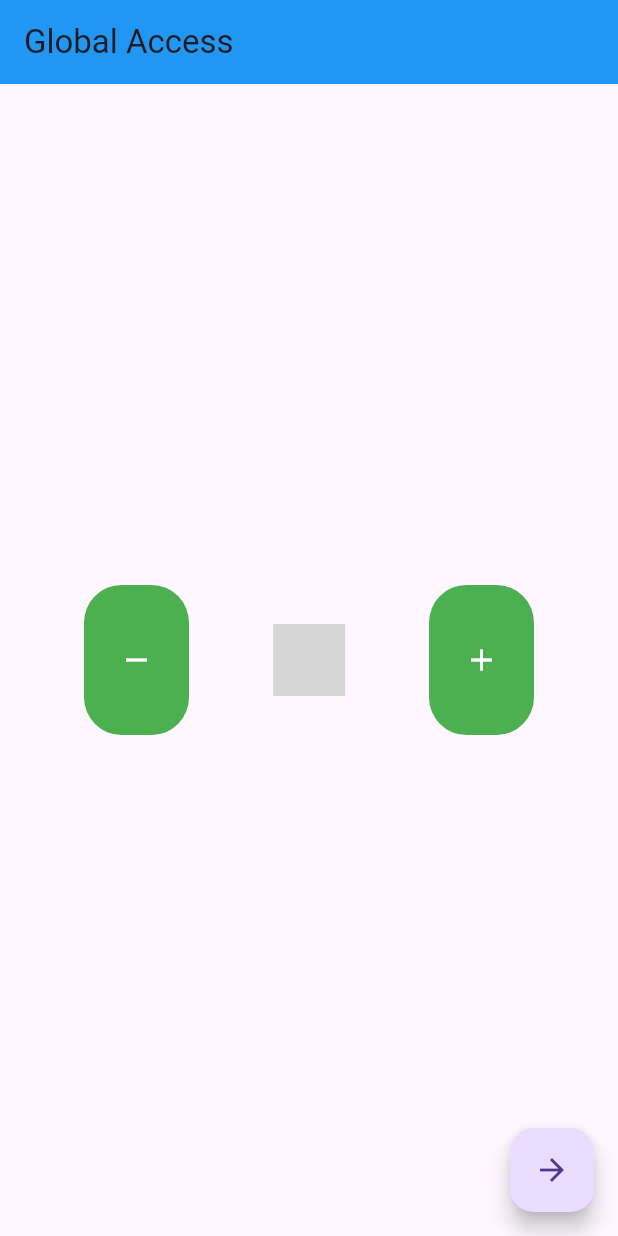
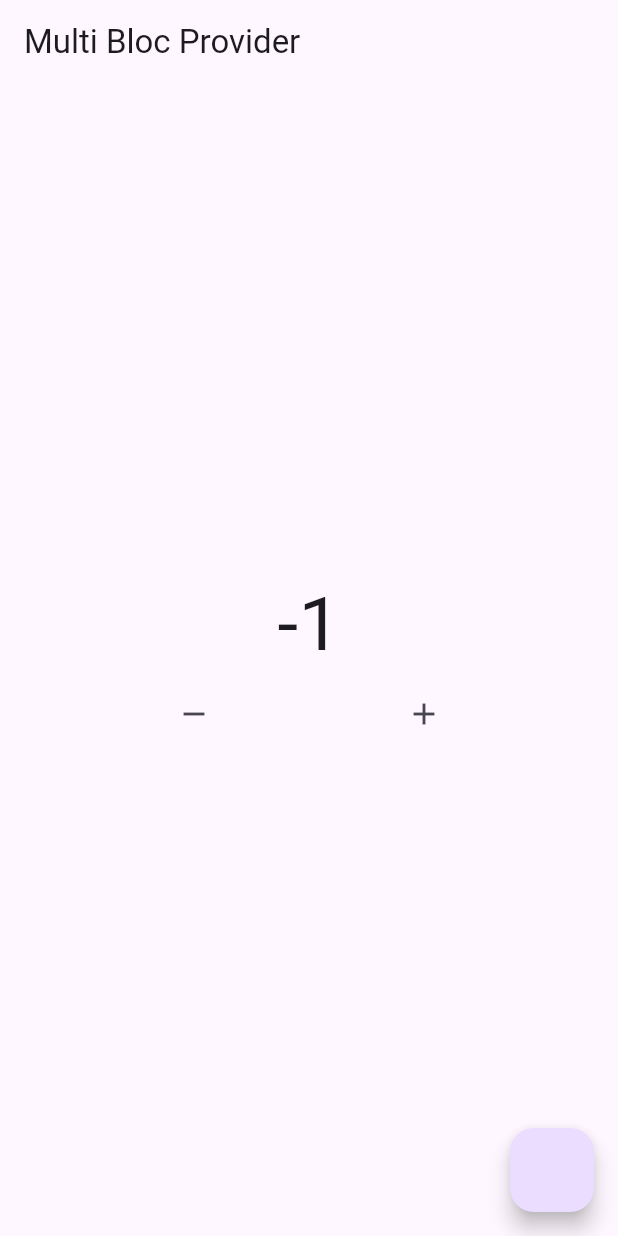
Before and after one commit to adnfutuh/bloc, a Flutter app: the screen it shows after launch, after a tap on the "remove" icon, on a phone screen of 412 x 824 dp. Run offline on Flutter 3.47's test engine with Material 3 defaults, Android fonts, the phone set to English and light mode, and no system bars; our stand-ins replace bloc, flutter_bloc; grey boxes are pictures that could not be loaded.

Commit message:
before Multi Bloc Provider

```diff
--- a/lib/bloc/counter.dart
+++ b/lib/bloc/counter.dart
@@ -1,27 +1,14 @@
 import 'package:bloc/bloc.dart';
 
-class Counter extends Cubit<int> {
-  Counter({this.init = 0}) : super(init);
-
+class CounterBloc extends Cubit<int> {
+  CounterBloc({this.init = 0}) : super(init);
   int init;
-
-  void increment() {
-    emit(state + 1);
-  }
-
-  void decrement() {
-    emit(state - 1);
-  }
+  void tambah() => emit(state + 1);
+  void kurang() => emit(state - 1);
 
   @override
   void onChange(Change<int> change) {
     super.onChange(change);
     print(change);
   }
-
-  @override
-  void onError(Object error, StackTrace stackTrace) {
-    super.onError(error, stackTrace);
-    print(error);
-  }
 }
--- /dev/null
+++ b/lib/bloc/theme.dart
@@ -0,0 +1,7 @@
+import 'package:bloc/bloc.dart';
+
+class ThemeBloc extends Cubit<bool> {
+  ThemeBloc() : super(true);
+
+  void change() => emit(!state);
+}
--- a/lib/home/home_page.dart
+++ b/lib/home/home_page.dart
@@ -1,6 +1,5 @@
 import 'package:bloc_app/bloc/counter.dart';
-import 'package:bloc_app/home/merah.dart';
-import 'package:bloc_app/other/other_page.dart';
+import 'package:bloc_app/bloc/theme.dart';
 import 'package:flutter/material.dart';
 import 'package:flutter_bloc/flutter_bloc.dart';
 
@@ -9,63 +8,41 @@ class HomePage extends StatelessWidget {
 
   @override
   Widget build(BuildContext context) {
-    //Counter myCounter = BlocProvider.of<Counter>(context);
-    Counter myCounter = context.read();
+    CounterBloc myCounter = BlocProvider.of<CounterBloc>(context);
+    ThemeBloc myTheme = context.read<ThemeBloc>();
     return Scaffold(
       appBar: AppBar(
-        backgroundColor: Colors.blue,
-        title: const Text("Global Access"),
+        title: const Text("Multi Bloc Provider"),
       ),
-      floatingActionButton: FloatingActionButton(
-        onPressed: () {
-          Navigator.of(context)
-              .push(MaterialPageRoute(builder: (context) => const OtherPage()));
-          // Navigator.pushNamed(context, "/other");
-        },
-        child: const Icon(Icons.arrow_forward),
-      ),
+      floatingActionButton: FloatingActionButton(onPressed: () {
+        myTheme.change();
+      }),
       body: Column(
         mainAxisAlignment: MainAxisAlignment.center,
         children: [
+          BlocBuilder<CounterBloc, int>(
+            bloc: myCounter,
+            builder: (context, state) {
+              return Text(
+                "$state",
+                style: const TextStyle(fontSize: 50),
+              );
+            },
+          ),
           Row(
             mainAxisAlignment: MainAxisAlignment.spaceEvenly,
             children: [
-              Material(
-                color: Colors.green,
-                borderRadius: BorderRadius.circular(25),
-                child: InkWell(
-                  borderRadius: BorderRadius.circular(25),
-                  onTap: () {
-                    myCounter.decrement();
-                  },
-                  child: const SizedBox(
-                    height: 100,
-                    width: 70,
-                    child: Icon(
-                      Icons.remove,
-                      color: Colors.white,
-                    ),
-                  ),
-                ),
+              IconButton(
+                onPressed: () {
+                  myCounter.kurang();
+                },
+                icon: const Icon(Icons.remove),
               ),
-              const merah(),
-              Material(
-                color: Colors.green,
-                borderRadius: BorderRadius.circular(25),
-                child: InkWell(
-                  borderRadius: BorderRadius.circular(25),
-                  onTap: () {
-                    myCounter.increment();
-                  },
-                  child: const SizedBox(
-                    height: 100,
-                    width: 70,
-                    child: Icon(
-                      Icons.add,
-                      color: Colors.white,
-                    ),
-                  ),
-                ),
+              IconButton(
+                onPressed: () {
+                  myCounter.tambah();
+                },
+                icon: const Icon(Icons.add),
               ),
             ],
           )
--- a/lib/main.dart
+++ b/lib/main.dart
@@ -1,6 +1,6 @@
 import 'package:bloc_app/bloc/counter.dart';
+import 'package:bloc_app/bloc/theme.dart';
 import 'package:bloc_app/home/home_page.dart';
-import 'package:bloc_app/routes/routes.dart';
 import 'package:flutter/material.dart';
 import 'package:flutter_bloc/flutter_bloc.dart';
 
@@ -10,17 +10,23 @@ void main() {
 
 class MyApp extends StatelessWidget {
   MyApp({super.key});
-  final Counter myCounter = Counter();
-  // final router = MyRouter();
-
+  final ThemeBloc myTheme = ThemeBloc();
   @override
   Widget build(BuildContext context) {
     return BlocProvider(
-      create: (context) => Counter(),
-      child: MaterialApp(
-        debugShowCheckedModeBanner: false,
-        home: HomePage(),
-        // onGenerateRoute: router.onRoute,
+      create: (context) => myTheme,
+      child: BlocBuilder<ThemeBloc, bool>(
+        bloc: myTheme,
+        builder: (context, state) {
+          return MaterialApp(
+            debugShowCheckedModeBanner: false,
+            theme: state == true ? ThemeData.light() : ThemeData.dark(),
+            home: BlocProvider(
+              create: (context) => CounterBloc(),
+              child: const HomePage(),
+            ),
+          );
+        },
       ),
     );
   }
```
